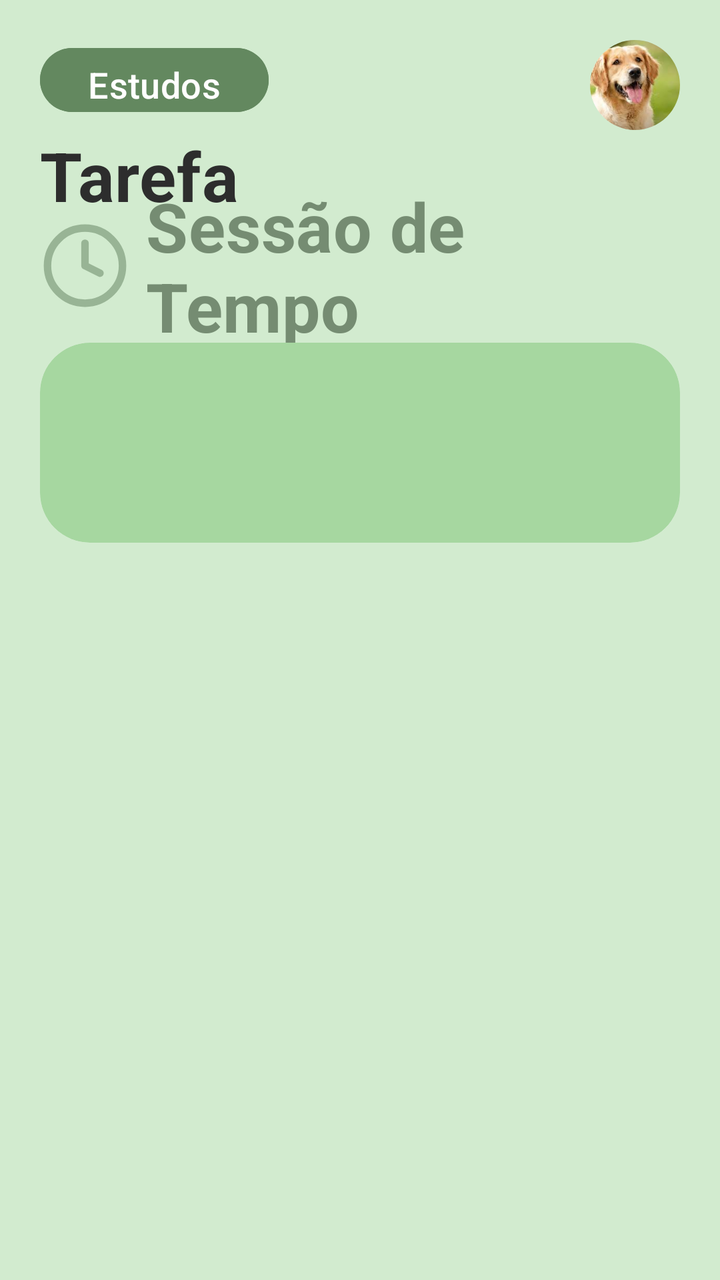
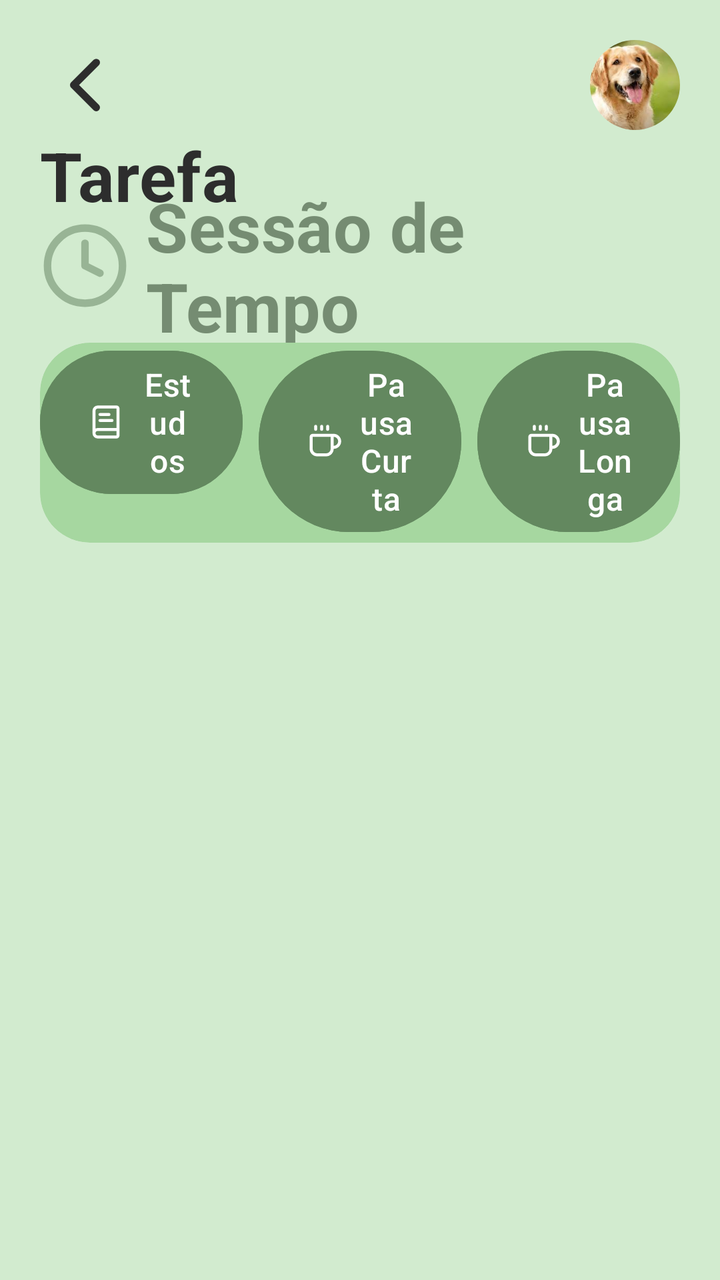

Screens rendered from an Android XML layout before and after an edit, with the pre-edit source and the edit as a unified diff.
<!-- AndroidManifest.xml: application theme Theme.Lumen -->
<!-- res/layout/fragment_session.xml -->
<?xml version="1.0" encoding="utf-8"?>
<androidx.constraintlayout.widget.ConstraintLayout
    xmlns:android="http://schemas.android.com/apk/res/android"
    xmlns:app="http://schemas.android.com/apk/res-auto"
    xmlns:tools="http://schemas.android.com/tools"
    android:layout_width="match_parent"
    android:layout_height="match_parent"
    android:padding="20dp"
    android:background="@color/session_theme_background"
    tools:context=".ui.SessionFragment">

    <ImageView
        android:layout_width="45dp"
        android:layout_height="45dp"
        android:src="@drawable/ic_chevron_left"/>

    <com.google.android.material.imageview.ShapeableImageView
        android:id="@+id/avatar"
        android:layout_width="45dp"
        android:layout_height="45dp"
        android:src="@drawable/dog"
        android:scaleType="centerCrop"
        android:contentDescription="@string/desc_avatar_usuario"
        app:shapeAppearance="@style/circleImageView"
        app:layout_constraintEnd_toEndOf="parent"
        app:layout_constraintTop_toTopOf="parent" />

    <TextView
        android:id="@+id/task_title"
        style="@style/TextAppearance.MaterialComponents.Headline4"
        android:layout_width="0dp"
        android:layout_height="wrap_content"
        android:textStyle="bold"
        android:text="@string/tarefa"
        android:textColor="@color/text_primary"
        app:layout_constraintTop_toBottomOf="@+id/avatar"
        app:layout_constraintStart_toStartOf="parent"
        app:layout_constraintEnd_toEndOf="parent" />

    <LinearLayout
        android:id="@+id/linear_task"
        android:layout_width="0dp"
        android:layout_height="wrap_content"

        android:orientation="vertical"

        app:layout_constraintStart_toStartOf="parent"
        app:layout_constraintEnd_toEndOf="parent"
        app:layout_constraintTop_toBottomOf="@id/task_title"></LinearLayout>

    <ImageView
        android:id="@+id/icon_session_title"
        android:layout_width="45dp"
        android:layout_height="45dp"

        app:layout_constraintTop_toBottomOf="@id/linear_task"
        app:layout_constraintStart_toStartOf="parent"
        android:src="@drawable/clock"

        />

    <TextView
        android:id="@+id/session_title"
        style="@style/TextAppearance.MaterialComponents.Headline4"
        android:layout_width="0dp"
        android:layout_height="wrap_content"
        android:textStyle="bold"
        android:text="@string/session_title"
        android:textColor="@color/card_session_text"

        android:layout_marginStart="8dp"

        app:layout_constraintTop_toTopOf="@id/icon_session_title"
        app:layout_constraintBottom_toBottomOf="@id/icon_session_title"
        app:layout_constraintStart_toEndOf="@id/icon_session_title"
        app:layout_constraintEnd_toEndOf="parent" />

    <androidx.cardview.widget.CardView
        android:layout_width="0dp"
        android:layout_height="100dp"


        app:cardBackgroundColor="@color/session_theme_foreground"
        app:cardCornerRadius="25dp"

        app:cardElevation="0dp"

        app:layout_constraintEnd_toEndOf="parent"
        app:layout_constraintStart_toStartOf="parent"
        app:layout_constraintTop_toBottomOf="@id/icon_session_title"

        android:layout_marginTop="16dp"/>
    

        <com.google.android.material.button.MaterialButton
            android:layout_width="0dp"
            android:layout_height="40dp"
            android:textSize="18sp"
            android:text="@string/btn_session_study"
            app:layout_constraintHorizontal_weight="8"
            android:backgroundTint="@color/session_high"
            />


</androidx.constraintlayout.widget.ConstraintLayout>
<!-- resources referenced by this layout -->
<resources>
  <color name="card_session_text">#758C72</color>
  <color name="session_high">#63885F</color>
  <color name="session_theme_background">#D2EBCF</color>
  <color name="session_theme_foreground">#A6D7A0</color>
  <color name="text_primary">#2D2D2D</color>
  <!-- drawable clock (drawable) -->
  <vector xmlns:android="http://schemas.android.com/apk/res/android"
      android:width="24dp"
      android:height="24dp"
      android:viewportWidth="24"
      android:viewportHeight="24">
    <path
        android:pathData="M12,12m-10,0a10,10 0,1 1,20 0a10,10 0,1 1,-20 0"
        android:strokeLineJoin="round"
        android:strokeWidth="2"
        android:fillColor="#00000000"
        android:strokeColor="@color/card_session_icon"
        android:strokeLineCap="round"/>
    <path
        android:pathData="M12,6v6l4,2"
        android:strokeLineJoin="round"
        android:strokeWidth="2"
        android:fillColor="#00000000"
        android:strokeColor="@color/card_session_icon"
        android:strokeLineCap="round"/>
  </vector>
  <string name="btn_session_study">Estudos</string>
  <string name="desc_avatar_usuario">Foto de perfil do usuário</string>
  <string name="session_title">Sessão de Tempo</string>
  <string name="tarefa">Tarefa</string>
  <style name="circleImageView" parent="">
          <item name="cornerFamily">rounded</item>
          <item name="cornerSize">50%</item>
      </style>
  <style name="Theme.Lumen" parent="Base.Theme.Lumen" />
  <color name="card_session_icon">#98B495</color>
  <style name="Base.Theme.Lumen" parent="Theme.Material3.DayNight.NoActionBar">
          
          
      </style>
  <!-- unchanged entries left out for length: 2 -->
</resources>

<!-- the commit's change to res/layout/fragment_session.xml (unified diff, before → after) -->
@@ -9,19 +9,12 @@
     android:background="@color/session_theme_background"
     tools:context=".ui.SessionFragment">
 
-    <ImageView
-        android:layout_width="45dp"
-        android:layout_height="45dp"
-        android:src="@drawable/ic_chevron_left"/>
-
-    <com.google.android.material.imageview.ShapeableImageView
-        android:id="@+id/avatar"
-        android:layout_width="45dp"
-        android:layout_height="45dp"
-        android:src="@drawable/dog"
-        android:scaleType="centerCrop"
-        android:contentDescription="@string/desc_avatar_usuario"
-        app:shapeAppearance="@style/circleImageView"
+    <include
+        android:id="@+id/header_component"
+        layout="@layout/layout_header"
+        android:layout_width="0dp"
+        android:layout_height="wrap_content"
+        app:layout_constraintStart_toStartOf="parent"
         app:layout_constraintEnd_toEndOf="parent"
         app:layout_constraintTop_toTopOf="parent" />
 
@@ -33,7 +26,7 @@
         android:textStyle="bold"
         android:text="@string/tarefa"
         android:textColor="@color/text_primary"
-        app:layout_constraintTop_toBottomOf="@+id/avatar"
+        app:layout_constraintTop_toBottomOf="@+id/header_component"
         app:layout_constraintStart_toStartOf="parent"
         app:layout_constraintEnd_toEndOf="parent" />
 
@@ -55,7 +48,7 @@
 
         app:layout_constraintTop_toBottomOf="@id/linear_task"
         app:layout_constraintStart_toStartOf="parent"
-        android:src="@drawable/clock"
+        android:src="@drawable/ic_clock"
 
         />
 
@@ -76,6 +69,8 @@
         app:layout_constraintEnd_toEndOf="parent" />
 
     <androidx.cardview.widget.CardView
+        android:id="@+id/card_timer"
+
         android:layout_width="0dp"
         android:layout_height="100dp"
 
@@ -90,16 +85,81 @@
         app:layout_constraintTop_toBottomOf="@id/icon_session_title"
 
         android:layout_marginTop="16dp"/>
-    
+    <com.google.android.material.button.MaterialButton
+        android:id="@+id/btn_study"
+        android:layout_width="0dp"
+        android:layout_height="wrap_content"
+        android:text="@string/btn_session_study"
+        android:textSize="16sp"
+        app:icon="@drawable/ic_book"
+        android:backgroundTint="@color/session_high"
 
-        <com.google.android.material.button.MaterialButton
-            android:layout_width="0dp"
-            android:layout_height="40dp"
-            android:textSize="18sp"
-            android:text="@string/btn_session_study"
-            app:layout_constraintHorizontal_weight="8"
-            android:backgroundTint="@color/session_high"
-            />
+        app:layout_constraintStart_toStartOf="@id/card_timer"
+        app:layout_constraintEnd_toStartOf="@+id/btn_short_break"
+        app:layout_constraintTop_toTopOf="@id/card_timer"
 
+        android:layout_marginEnd="4dp" />
+
+    <com.google.android.material.button.MaterialButton
+        android:id="@+id/btn_short_break"
+        android:layout_width="0dp"
+        android:layout_height="wrap_content"
+        android:text="@string/btn_session_short_break"
+        android:textSize="16sp"
+        app:icon="@drawable/ic_coffee"
+        android:backgroundTint="@color/session_high"
+
+        app:layout_constraintStart_toEndOf="@+id/btn_study"
+        app:layout_constraintEnd_toStartOf="@+id/btn_long_break"
+        app:layout_constraintTop_toTopOf="@id/card_timer"
+
+        android:layout_marginHorizontal="4dp" />
+
+    <com.google.android.material.button.MaterialButton
+        android:id="@+id/btn_long_break"
+        android:layout_width="0dp"
+        android:layout_height="wrap_content"
+        android:text="@string/btn_session_long_break"
+        android:textSize="16sp"
+        app:icon="@drawable/ic_coffee"
+        android:backgroundTint="@color/session_high"
+
+        app:layout_constraintStart_toEndOf="@+id/btn_short_break"
+        app:layout_constraintEnd_toEndOf="@id/card_timer"
+        app:layout_constraintTop_toTopOf="@id/card_timer"
+
+        android:layout_marginStart="4dp" />
 
 </androidx.constraintlayout.widget.ConstraintLayout>
+<!-- res/layout/layout_header.xml (included above) -->
+<?xml version="1.0" encoding="utf-8"?>
+<androidx.constraintlayout.widget.ConstraintLayout
+    xmlns:android="http://schemas.android.com/apk/res/android"
+    xmlns:app="http://schemas.android.com/apk/res-auto"
+    android:layout_width="match_parent"
+    android:layout_height="wrap_content"
+    >
+
+    <ImageView
+        android:id="@+id/btn_back"
+        android:layout_width="45dp"
+        android:layout_height="45dp"
+        android:src="@drawable/ic_chevron_left"
+        android:contentDescription="Voltar"
+        app:layout_constraintStart_toStartOf="parent"
+        app:layout_constraintTop_toTopOf="parent"
+        app:layout_constraintBottom_toBottomOf="parent" />
+
+    <com.google.android.material.imageview.ShapeableImageView
+        android:id="@+id/avatar"
+        android:layout_width="45dp"
+        android:layout_height="45dp"
+        android:src="@drawable/dog"
+        android:scaleType="centerCrop"
+        android:contentDescription="@string/desc_avatar_usuario"
+        app:shapeAppearance="@style/circleImageView"
+        app:layout_constraintEnd_toEndOf="parent"
+        app:layout_constraintTop_toTopOf="parent"
+        app:layout_constraintBottom_toBottomOf="parent" />
+
+</androidx.constraintlayout.widget.ConstraintLayout>
<!-- resource entries referenced after the edit -->
@@ -5,7 +5,35 @@
   <color name="session_theme_background">#D2EBCF</color>
   <color name="session_theme_foreground">#A6D7A0</color>
   <color name="text_primary">#2D2D2D</color>
-  <!-- drawable clock (drawable) -->
+  <!-- drawable ic_book (drawable) -->
+  <vector xmlns:android="http://schemas.android.com/apk/res/android"
+      android:width="24dp"
+      android:height="24dp"
+      android:viewportWidth="24"
+      android:viewportHeight="24">
+    <path
+        android:pathData="M4,19.5v-15A2.5,2.5 0,0 1,6.5 2H19a1,1 0,0 1,1 1v18a1,1 0,0 1,-1 1H6.5a1,1 0,0 1,0 -5H20"
+        android:strokeLineJoin="round"
+        android:strokeWidth="2"
+        android:fillColor="#00000000"
+        android:strokeColor="@color/white"
+        android:strokeLineCap="round"/>
+    <path
+        android:pathData="M8,11h8"
+        android:strokeLineJoin="round"
+        android:strokeWidth="2"
+        android:fillColor="#00000000"
+        android:strokeColor="@color/white"
+        android:strokeLineCap="round"/>
+    <path
+        android:pathData="M8,7h6"
+        android:strokeLineJoin="round"
+        android:strokeWidth="2"
+        android:fillColor="#00000000"
+        android:strokeColor="@color/white"
+        android:strokeLineCap="round"/>
+  </vector>
+  <!-- drawable ic_clock (drawable) -->
   <vector xmlns:android="http://schemas.android.com/apk/res/android"
       android:width="24dp"
       android:height="24dp"
@@ -26,6 +54,43 @@
         android:strokeColor="@color/card_session_icon"
         android:strokeLineCap="round"/>
   </vector>
+  <!-- drawable ic_coffee (drawable) -->
+  <vector xmlns:android="http://schemas.android.com/apk/res/android"
+      android:width="24dp"
+      android:height="24dp"
+      android:viewportWidth="24"
+      android:viewportHeight="24">
+    <path
+        android:pathData="M10,2v2"
+        android:strokeLineJoin="round"
+        android:strokeWidth="2"
+        android:fillColor="#00000000"
+        android:strokeColor="@color/white"
+        android:strokeLineCap="round"/>
+    <path
+        android:pathData="M14,2v2"
+        android:strokeLineJoin="round"
+        android:strokeWidth="2"
+        android:fillColor="#00000000"
+        android:strokeColor="@color/white"
+        android:strokeLineCap="round"/>
+    <path
+        android:pathData="M16,8a1,1 0,0 1,1 1v8a4,4 0,0 1,-4 4H7a4,4 0,0 1,-4 -4V9a1,1 0,0 1,1 -1h14a4,4 0,1 1,0 8h-1"
+        android:strokeLineJoin="round"
+        android:strokeWidth="2"
+        android:fillColor="#00000000"
+        android:strokeColor="@color/white"
+        android:strokeLineCap="round"/>
+    <path
+        android:pathData="M6,2v2"
+        android:strokeLineJoin="round"
+        android:strokeWidth="2"
+        android:fillColor="#00000000"
+        android:strokeColor="@color/white"
+        android:strokeLineCap="round"/>
+  </vector>
+  <string name="btn_session_long_break">Pausa Longa</string>
+  <string name="btn_session_short_break">Pausa Curta</string>
   <string name="btn_session_study">Estudos</string>
   <string name="desc_avatar_usuario">Foto de perfil do usuário</string>
   <string name="session_title">Sessão de Tempo</string>
@@ -35,6 +100,7 @@
           <item name="cornerSize">50%</item>
       </style>
   <style name="Theme.Lumen" parent="Base.Theme.Lumen" />
+  <color name="white">#FFFFFFFF</color>
   <color name="card_session_icon">#98B495</color>
   <style name="Base.Theme.Lumen" parent="Theme.Material3.DayNight.NoActionBar">
           
